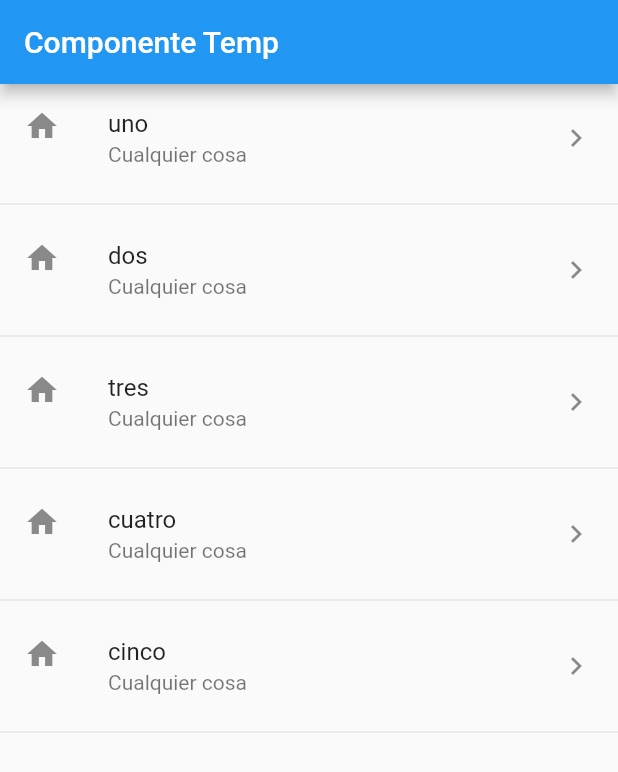
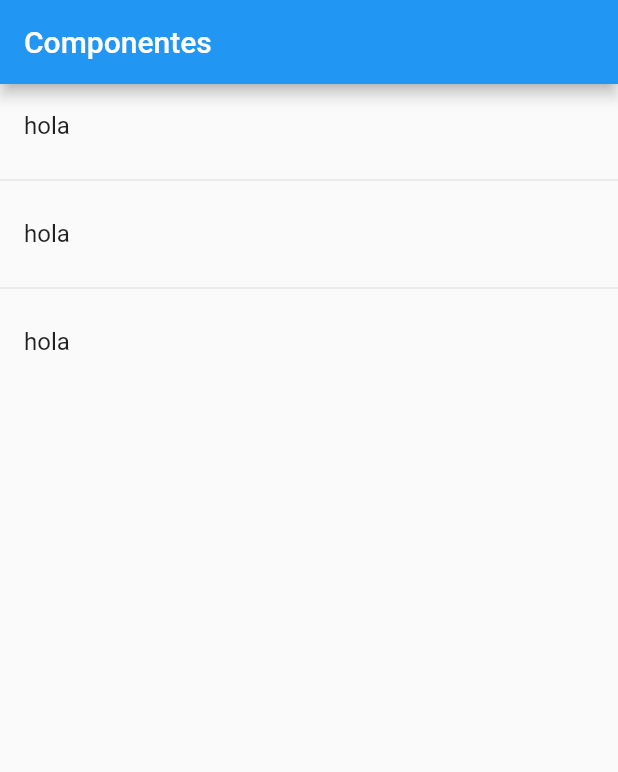
Before and after one commit to xavit/flutter-components, a Flutter app: the screen it shows after launch, on a phone screen of 412 x 824 dp. Shown: the top 772 px of the screen. Run offline on Flutter 3.47's test engine with Material 2 defaults, Android fonts, the phone set to English and light mode, and no system bars.

Commit message:
Agregue home_page y el listado de widgets

```diff
--- a/lib/main.dart
+++ b/lib/main.dart
@@ -1,5 +1,5 @@
 import 'package:flutter/material.dart';
-import 'package:flutter_components/src/pages/home_temp.dart';
+import 'package:flutter_components/src/pages/home_page.dart';
 
 void main() => runApp(MyApp());
 
@@ -9,7 +9,7 @@ class MyApp extends StatelessWidget {
     return MaterialApp(
       debugShowCheckedModeBanner: false,
       title: 'Componentes',
-      home: HomePageTemp(),
+      home: HomePage(),
     );
   }
 }
--- /dev/null
+++ b/lib/src/pages/home_page.dart
@@ -0,0 +1,35 @@
+import 'package:flutter/material.dart';
+
+class HomePage extends StatelessWidget {
+  @override
+  Widget build(BuildContext context) {
+    return Scaffold(
+      appBar: AppBar(
+        title: Text('Componentes'),
+      ),
+      body: _lista(),
+    );
+  }
+
+  Widget _lista() {
+    return ListView(
+      children: _listaItems(),
+    );
+  }
+
+  List<Widget> _listaItems() {
+    return [
+      ListTile(
+        title: Text('hola'),
+      ),
+      Divider(),
+      ListTile(
+        title: Text('hola'),
+      ),
+      Divider(),
+      ListTile(
+        title: Text('hola'),
+      ),
+    ];
+  }
+}
--- a/lib/src/pages/home_temp.dart
+++ b/lib/src/pages/home_temp.dart
@@ -36,7 +36,7 @@ class HomePageTemp extends StatelessWidget {
           ListTile(
             title: Text(item),
             subtitle: Text('Cualquier cosa'),
-            leading: Icon(Icons.home),
+            leading: Icon(Icons.insert_emoticon),
             trailing: Icon(Icons.keyboard_arrow_right),
             onTap: () => {},
           ),
```
